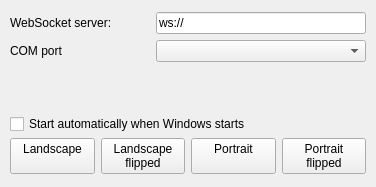
The window that mainwindow.ui (stuomas/disorient) describes before a commit, drawn with Qt 5.
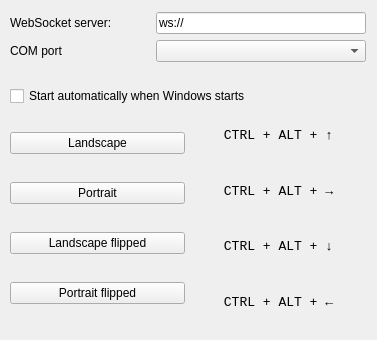
The same window after the commit.

The edit to the form file:
```diff
--- a/mainwindow.ui
+++ b/mainwindow.ui
@@ -6,8 +6,8 @@
    <rect>
     <x>0</x>
     <y>0</y>
-    <width>376</width>
-    <height>187</height>
+    <width>377</width>
+    <height>340</height>
    </rect>
   </property>
   <property name="windowTitle">
@@ -20,10 +20,10 @@
       <x>5</x>
       <y>5</y>
       <width>366</width>
-      <height>176</height>
+      <height>329</height>
      </rect>
     </property>
-    <layout class="QVBoxLayout" name="verticalLayout" stretch="2,2,2,0,2">
+    <layout class="QVBoxLayout" name="verticalLayout" stretch="2,2,0,2,2">
      <property name="spacing">
       <number>2</number>
      </property>
@@ -104,10 +104,13 @@
        <property name="orientation">
         <enum>Qt::Vertical</enum>
        </property>
+       <property name="sizeType">
+        <enum>QSizePolicy::Fixed</enum>
+       </property>
        <property name="sizeHint" stdset="0">
         <size>
          <width>20</width>
-         <height>30</height>
+         <height>20</height>
         </size>
        </property>
       </spacer>
@@ -138,36 +141,110 @@
         <number>2</number>
        </property>
        <item>
-        <widget class="QPushButton" name="pbToLandscape">
-         <property name="text">
-          <string>Landscape
-</string>
-         </property>
-        </widget>
+        <layout class="QVBoxLayout" name="verticalLayout_2">
+         <item>
+          <widget class="QPushButton" name="pbToLandscape">
+           <property name="text">
+            <string>Landscape</string>
+           </property>
+          </widget>
+         </item>
+         <item>
+          <widget class="QPushButton" name="pbToPortrait">
+           <property name="text">
+            <string>Portrait</string>
+           </property>
+          </widget>
+         </item>
+         <item>
+          <widget class="QPushButton" name="pbToLandscapeFlipped">
+           <property name="text">
+            <string>Landscape flipped</string>
+           </property>
+          </widget>
+         </item>
+         <item>
+          <widget class="QPushButton" name="pbToPortraitFlipped">
+           <property name="text">
+            <string>Portrait flipped</string>
+           </property>
+          </widget>
+         </item>
+        </layout>
        </item>
        <item>
-        <widget class="QPushButton" name="pbToLandscapeFlipped">
-         <property name="text">
-          <string>Landscape
-flipped</string>
+        <layout class="QVBoxLayout" name="verticalLayout_3">
+         <property name="leftMargin">
+          <number>0</number>
          </property>
-        </widget>
-       </item>
-       <item>
-        <widget class="QPushButton" name="pbToPortrait">
-         <property name="text">
-          <string>Portrait
-</string>
-         </property>
-        </widget>
-       </item>
-       <item>
-        <widget class="QPushButton" name="pbToPortraitFlipped">
-         <property name="text">
-          <string>Portrait
-flipped</string>
-         </property>
-        </widget>
+         <item>
+          <widget class="QLabel" name="label_3">
+           <property name="font">
+            <font>
+             <family>Consolas</family>
+             <pointsize>10</pointsize>
+            </font>
+           </property>
+           <property name="layoutDirection">
+            <enum>Qt::LeftToRight</enum>
+           </property>
+           <property name="text">
+            <string>CTRL + ALT + ↑</string>
+           </property>
+           <property name="alignment">
+            <set>Qt::AlignCenter</set>
+           </property>
+          </widget>
+         </item>
+         <item>
+          <widget class="QLabel" name="label_5">
+           <property name="font">
+            <font>
+             <family>Consolas</family>
+             <pointsize>10</pointsize>
+            </font>
+           </property>
+           <property name="text">
+            <string>CTRL + ALT + →</string>
+           </property>
+           <property name="alignment">
+            <set>Qt::AlignCenter</set>
+           </property>
+          </widget>
+         </item>
+         <item>
+          <widget class="QLabel" name="label_4">
+           <property name="font">
+            <font>
+             <family>Consolas</family>
+             <pointsize>10</pointsize>
+            </font>
+           </property>
+           <property name="text">
+            <string>CTRL + ALT + ↓</string>
+           </property>
+           <property name="alignment">
+            <set>Qt::AlignCenter</set>
+           </property>
+          </widget>
+         </item>
+         <item>
+          <widget class="QLabel" name="label_6">
+           <property name="font">
+            <font>
+             <family>Consolas</family>
+             <pointsize>10</pointsize>
+            </font>
+           </property>
+           <property name="text">
+            <string>CTRL + ALT + ←</string>
+           </property>
+           <property name="alignment">
+            <set>Qt::AlignCenter</set>
+           </property>
+          </widget>
+         </item>
+        </layout>
        </item>
       </layout>
      </item>
```
